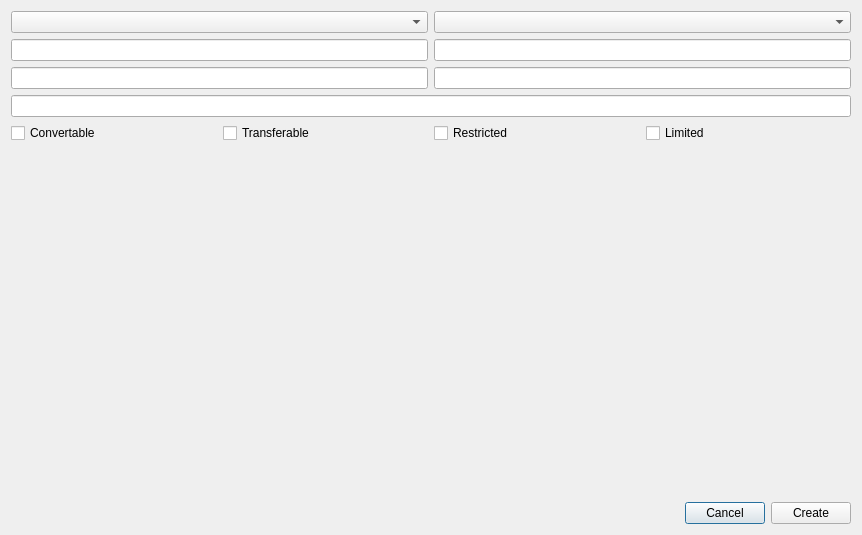
Crowndev/crown, file src/qt/forms/newassetpage.ui: the form before one commit.
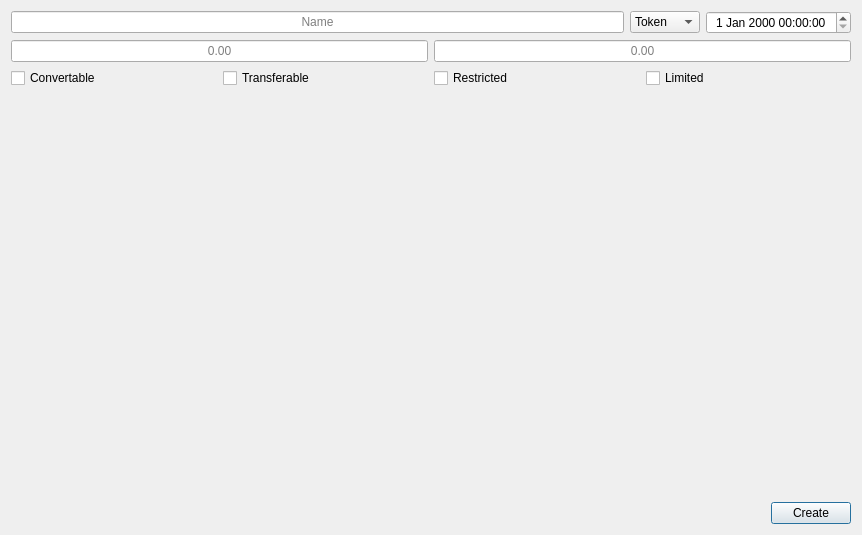
The form after the commit.

Diff of the .ui file:
```diff
--- a/src/qt/forms/newassetpage.ui
+++ b/src/qt/forms/newassetpage.ui
@@ -21,36 +21,89 @@
        <item>
         <layout class="QHBoxLayout" name="horizontalLayout">
          <item>
-          <widget class="QComboBox" name="contractcomboBox"/>
+          <widget class="QLineEdit" name="name">
+           <property name="enabled">
+            <bool>true</bool>
+           </property>
+           <property name="alignment">
+            <set>Qt::AlignCenter</set>
+           </property>
+           <property name="placeholderText">
+            <string>Name</string>
+           </property>
+          </widget>
          </item>
          <item>
-          <widget class="QComboBox" name="typecomboBox"/>
+          <widget class="QComboBox" name="typecomboBox">
+           <property name="layoutDirection">
+            <enum>Qt::LeftToRight</enum>
+           </property>
+           <property name="insertPolicy">
+            <enum>QComboBox::NoInsert</enum>
+           </property>
+           <item>
+            <property name="text">
+             <string>Token</string>
+            </property>
+           </item>
+           <item>
+            <property name="text">
+             <string>Unique</string>
+            </property>
+           </item>
+           <item>
+            <property name="text">
+             <string>Equity</string>
+            </property>
+           </item>
+           <item>
+            <property name="text">
+             <string>Points</string>
+            </property>
+           </item>
+           <item>
+            <property name="text">
+             <string>Credits</string>
+            </property>
+           </item>
+          </widget>
+         </item>
+         <item>
+          <widget class="QDateTimeEdit" name="expiry">
+           <property name="alignment">
+            <set>Qt::AlignCenter</set>
+           </property>
+          </widget>
          </item>
         </layout>
        </item>
        <item>
-        <layout class="QHBoxLayout" name="horizontalLayout_2">
-         <item>
-          <widget class="QLineEdit" name="name"/>
-         </item>
-         <item>
-          <widget class="QLineEdit" name="symbol"/>
-         </item>
-        </layout>
+        <layout class="QHBoxLayout" name="horizontalLayout_2"/>
        </item>
        <item>
         <layout class="QHBoxLayout" name="horizontalLayout_3">
          <item>
-          <widget class="QLineEdit" name="inputAmount"/>
+          <widget class="QLineEdit" name="inputAmount">
+           <property name="alignment">
+            <set>Qt::AlignCenter</set>
+           </property>
+           <property name="placeholderText">
+            <string extracomment="Input Amount">0.00</string>
+           </property>
+          </widget>
          </item>
          <item>
-          <widget class="QLineEdit" name="outputAmount"/>
+          <widget class="QLineEdit" name="outputAmount">
+           <property name="alignment">
+            <set>Qt::AlignCenter</set>
+           </property>
+           <property name="placeholderText">
+            <string extracomment="Output Amount">0.00</string>
+           </property>
+          </widget>
          </item>
         </layout>
        </item>
-       <item>
-        <widget class="QLineEdit" name="expiry"/>
-       </item>
        <item>
         <layout class="QHBoxLayout" name="horizontalLayout_4">
          <item>
@@ -114,14 +167,7 @@
         </spacer>
        </item>
        <item>
-        <widget class="QPushButton" name="pushButton">
-         <property name="text">
-          <string>Cancel</string>
-         </property>
-        </widget>
-       </item>
-       <item>
-        <widget class="QPushButton" name="createAssetButton">
+        <widget class="QPushButton" name="Create">
          <property name="text">
           <string>Create</string>
          </property>
```
